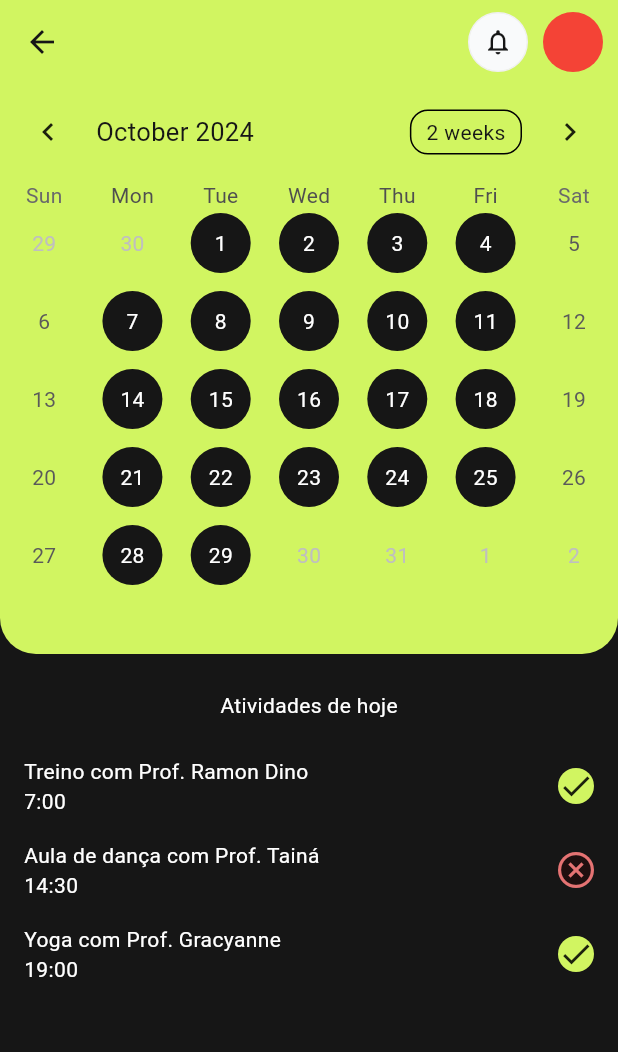
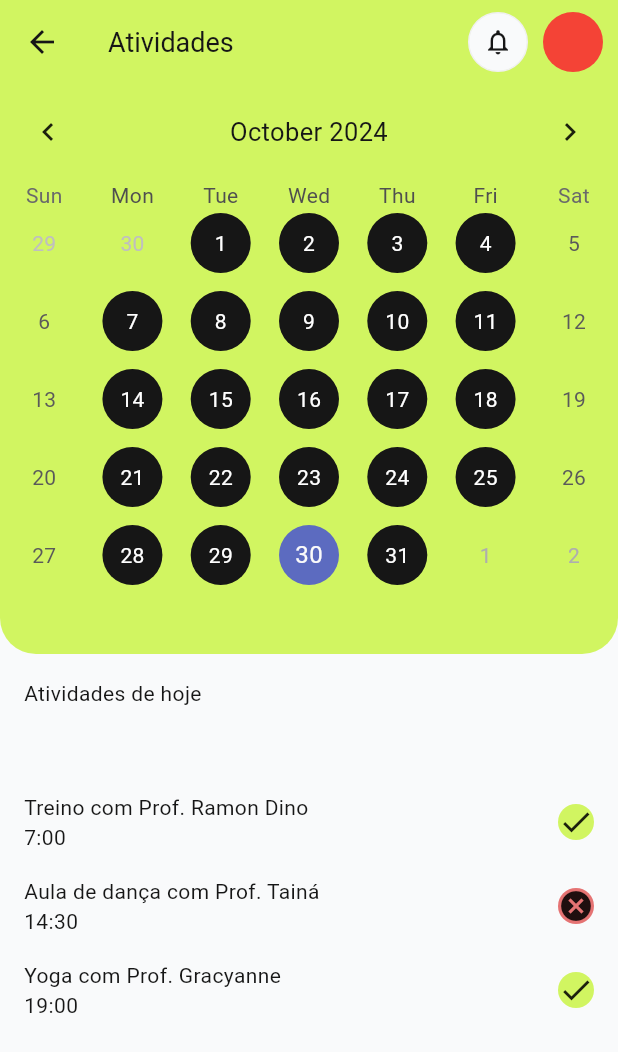
Before and after one commit to rafa-Nobre/Fitzone_Mobile, a Flutter app: the CalendarScreen screen opened directly, on a phone screen of 412 x 824 dp. Shown: the top 1052 px of the screen. Run offline on Flutter 3.47's test engine with Material 3 defaults, Android fonts, the phone set to English and light mode, and no system bars; drawn by our look-alikes of table_calendar.

Commit message:
Finalizando mock primario da tela de calendario

```diff
--- a/lib/screens/calendar_screen/calendar_screen.dart
+++ b/lib/screens/calendar_screen/calendar_screen.dart
@@ -1,20 +1,37 @@
 import 'package:fitzone_app/common/constants/metrics.dart';
-import 'package:fitzone_app/common/theme/colors.dart';
 import 'package:fitzone_app/screens/calendar_screen/widgets/event_card.dart';
 import 'package:flutter/material.dart';
-import 'package:flutter/widgets.dart';
 import 'package:table_calendar/table_calendar.dart';
-
 import '../../common/widgets/NotificationButton.dart';
 import '../../common/widgets/Photo.dart';
 
-class CalendarScreen extends StatelessWidget {
+class CalendarScreen extends StatefulWidget {
   const CalendarScreen({super.key});
+
+  @override
+  State<CalendarScreen> createState() => _CalendarScreenState();
+}
+
+class _CalendarScreenState extends State<CalendarScreen> {
+  DateTime todayDate = DateTime.now();
+  bool isListVisible = true;
+
+  void _onDaySelect(DateTime day, DateTime focusedDay) {
+    setState(() {
+      todayDate = day;
+      if (!isSameDay(day, DateTime.now())) {
+        isListVisible = false;
+      }else {
+        isListVisible = true;
+      }
+    });
+  }
 
   @override
   Widget build(BuildContext context) {
     return Scaffold(
       appBar: AppBar(
+        title: const Text("Atividades"),
         surfaceTintColor: Theme.of(context).colorScheme.primary,
         backgroundColor: Theme.of(context).colorScheme.primary,
         actions: const [
@@ -27,7 +44,7 @@ class CalendarScreen extends StatelessWidget {
       body: Stack(
         children: [
           Container(
-            color: Theme.of(context).colorScheme.inversePrimary,
+            color: Theme.of(context).colorScheme.surfaceContainer,
           ),
           Column(
             children: [
@@ -40,37 +57,61 @@ class CalendarScreen extends StatelessWidget {
                 ),
                 height: 380,
                 child: TableCalendar(
+                  headerStyle: const HeaderStyle(
+                      titleCentered: true, formatButtonVisible: false),
                   calendarStyle: CalendarStyle(
-                    //todayDecoration: BoxDecoration(shape:BoxShape.circle ,color: Theme.of(context).colorScheme.),
+                    todayDecoration: BoxDecoration(
+                        shape: BoxShape.circle,
+                        color: Theme.of(context).colorScheme.surface),
+                    todayTextStyle: const TextStyle(color: Colors.black),
                     defaultTextStyle: const TextStyle(color: Colors.white),
                     defaultDecoration: BoxDecoration(
                         shape: BoxShape.circle,
                         color: Theme.of(context).colorScheme.inversePrimary),
                   ),
-                  focusedDay: DateTime.now(),
-                  currentDay: DateTime.now(),
+                  focusedDay: todayDate,
+                  selectedDayPredicate: (day) => isSameDay(day, todayDate),
                   firstDay: DateTime.utc(2024, 10, 1),
-                  lastDay: DateTime.utc(2024, 10, 29),
+                  lastDay: DateTime.utc(2024, 11, 29),
+                  onDaySelected: _onDaySelect,
                 ),
               ),
-              SingleChildScrollView(
+              const SizedBox(height: defaultSpacing),
+              Align(
+                  alignment: Alignment.centerLeft,
+                  child: Padding(
+                    padding: const EdgeInsets.only(left: defaultSpacing),
+                    child: Text("Atividades de hoje",
+                        style: Theme.of(context).textTheme.bodyMedium),
+                  )),
+              const SizedBox(height: largeSpacing),
+              Visibility(
+                visible: isListVisible,
                 child: Padding(
                   padding: const EdgeInsets.all(defaultSpacing),
-                  child: Align(
-                    alignment: Alignment.centerLeft,
-                    child: Column(
-                      children: [
-                        const SizedBox(height: minorSpacing),
-                        Text("Atividades de hoje", style: Theme.of(context).textTheme.bodyMedium!.copyWith(color: Colors.white)),
-                        const SizedBox(height: defaultSpacing),
-                        EventCard(content: "Treino com Prof. Ramon Dino", hour: "7:00", isMarked: true, onMarkTask: (v){}),
-                        EventCard(content: "Aula de dança com Prof. Tainá", hour: "14:30", isMarked: false, onMarkTask: (v){}),
-                        EventCard(content: "Yoga com Prof. Gracyanne", hour: "19:00", isMarked: true, onMarkTask: (v){}),
-                      ],
-                    ),
+                  child: Column(
+                    children: [
+                      EventCard(
+                        content: "Treino com Prof. Ramon Dino",
+                        hour: "7:00",
+                        isMarked: true,
+                      ),
+                      const EventCard(
+                          content: "Aula de dança com Prof. Tainá",
+                          hour: "14:30",
+                          isMarked: false),
+                      const EventCard(
+                          content: "Yoga com Prof. Gracyanne",
+                          hour: "19:00",
+                          isMarked: true),
+                    ],
                   ),
                 ),
-              )
+              ),
+              Visibility(
+                visible: !isListVisible,
+                child: const Text("Nenhuma atividade disponível!"),
+              ),
             ],
           ),
         ],
--- a/lib/screens/calendar_screen/widgets/event_card.dart
+++ b/lib/screens/calendar_screen/widgets/event_card.dart
@@ -3,12 +3,15 @@ import 'package:fitzone_app/common/theme/colors.dart';
 import 'package:flutter/material.dart';
 
 class EventCard extends StatefulWidget {
-  const EventCard({super.key, required this.content, required this.hour, this.isMarked, required this.onMarkTask});
+  const EventCard(
+      {super.key,
+      required this.content,
+      required this.hour,
+      this.isMarked});
 
   final String content;
   final String hour;
   final bool? isMarked;
-  final void Function(bool?) onMarkTask;
 
   @override
   State<EventCard> createState() => _EventCardState();
@@ -17,12 +20,12 @@ class EventCard extends StatefulWidget {
 class _EventCardState extends State<EventCard> {
   Color containerColor = Colors.grey;
 
-  Widget setIconState () {
-    if(widget.isMarked == null) {
+  Widget setIconState() {
+    if (widget.isMarked == null) {
       return const SizedBox();
-    }else if(widget.isMarked == true) {
+    } else if (widget.isMarked == true) {
       return const Icon(Icons.check);
-    }else if(widget.isMarked == false) {
+    } else if (widget.isMarked == false) {
       return const Icon(Icons.cancel);
     }
 
@@ -31,32 +34,54 @@ class _EventCardState extends State<EventCard> {
 
   @override
   void initState() {
-    if(widget.isMarked == null) {
+    if (widget.isMarked == null) {
       containerColor = Colors.grey;
-    }else if(widget.isMarked == true) {
+    } else if (widget.isMarked == true) {
       containerColor = themeColorLight;
-    }else {
+    } else {
       containerColor = Colors.red.shade300;
     }
     super.initState();
   }
 
-
   @override
   Widget build(BuildContext context) {
     return Padding(
       padding: const EdgeInsets.symmetric(vertical: minorSpacing),
+      child: GestureDetector(
+        onTap: () => showModalBottomSheet(
+          context: context,
+          builder: (context) => BottomSheet(
+            constraints: const BoxConstraints(minHeight: 100),
+            onClosing: () {},
+            builder: (context) => Padding(
+              padding: const EdgeInsets.all(minorSpacing),
+              child: Column(
+                crossAxisAlignment: CrossAxisAlignment.start,
+                children: [
+                  const Align(alignment: Alignment.center, child: Text("Informações do treino")),
+                  const SizedBox(height: defaultSpacing),
+                  Text("Detalhes: ${widget.content}"),
+                  Text("Hora: ${widget.hour}"),
+                ],
+              ),
+            ),
+          ),
+        ),
         child: Row(
           children: [
-          Expanded(child: Text("${widget.content}\n${widget.hour}", style: Theme.of(context).textTheme.bodyMedium!.copyWith(color: Theme.of(context).colorScheme.background))),
-          //Radio(value: isMarked, groupValue: isMarked, onChanged: onMarkTask, )
+            Expanded(
+                child: Text("${widget.content}\n${widget.hour}",
+                    style: Theme.of(context).textTheme.bodyMedium)),
             Container(
               height: 24,
-            decoration: BoxDecoration(shape: BoxShape.circle, color: containerColor),
+              decoration:
+                  BoxDecoration(shape: BoxShape.circle, color: containerColor),
               child: setIconState(),
             )
           ],
         ),
+      ),
     );
   }
 }
--- a/pubspec.yaml
+++ b/pubspec.yaml
@@ -37,6 +37,7 @@ dependencies:
   cupertino_icons: ^1.0.6
   provider:
   table_calendar: ^3.1.2
+  intl: ^0.19.0
 
 dev_dependencies:
   flutter_test:
```
Also changed, not shown: pubspec.lock. Lines whose indentation alone changed are shown as unchanged.
